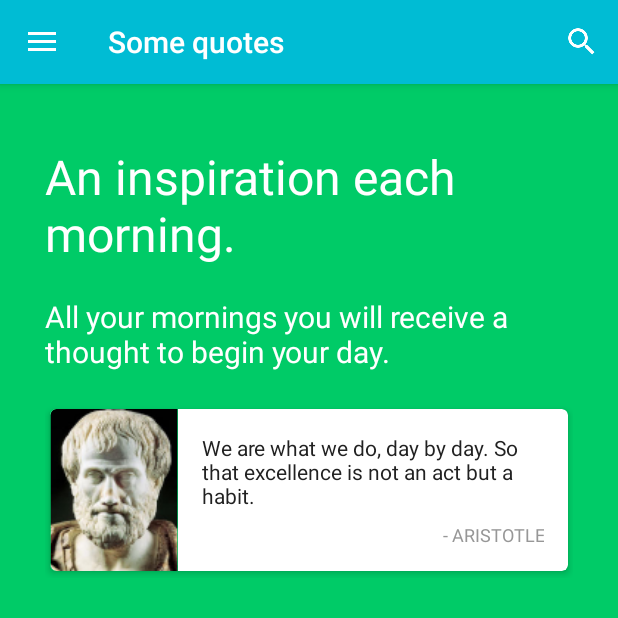
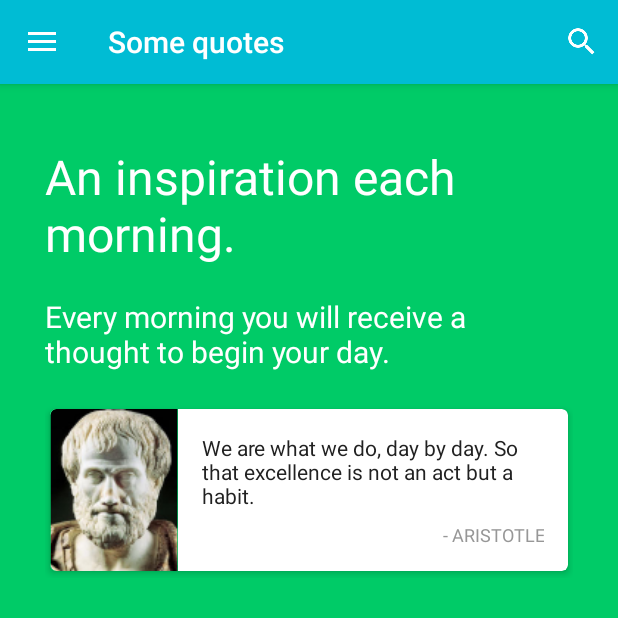
Before and after one commit to capicarbone/OldQuotesBook, an Android app: the fragment OneInspirationSlideFragment placed in its activity, on a phone screen of 412 x 824 dp, the top half of it. Run offline under Robolectric (Android 15) with nearby library versions, the phone set to English and light mode, and no system bars; our stand-ins replace AdMob, Picasso; libraries missing offline, so code that uses them is left out: com.google.api.client, com.tappx; pictures from the network do not load; 10 statements that could not run were skipped.

Commit message:
Ajustes en el inglés.

```diff
--- a/app/build.gradle
+++ b/app/build.gradle
@@ -18,7 +18,7 @@ android {
         applicationId "com.medic.quotesbook"
         minSdkVersion 14
         targetSdkVersion 22
-        versionCode 34
+        versionCode 35
         versionName "0.6.5"
     }
     buildTypes {
--- a/app/src/main/java/com/medic/quotesbook/views/activities/BaseActivity.java
+++ b/app/src/main/java/com/medic/quotesbook/views/activities/BaseActivity.java
@@ -371,8 +371,8 @@ public class BaseActivity extends AdActivity implements BaseActivityRequestListe
 
          //For test QuoteDayService
 
-        Intent i = new Intent(this, PrepareDaysQuoteService.class);
-        this.startService(i);
+        //Intent i = new Intent(this, PrepareDaysQuoteService.class);
+        //this.startService(i);
 
         // For test TodayQuoteManager
 
--- a/app/src/main/res/layout/fragment_quoteslist.xml
+++ b/app/src/main/res/layout/fragment_quoteslist.xml
@@ -62,7 +62,7 @@
             android:layout_height="wrap_content"
             android:layout_centerHorizontal="true"
             android:layout_below="@id/exception_text"
-            android:text="Intentar de nuevo"
+            android:text="@string/try_again"
             />
     </RelativeLayout>
 
--- a/app/src/main/res/values/strings.xml
+++ b/app/src/main/res/values/strings.xml
@@ -44,20 +44,20 @@
     <string name="title_share_in">Share on...</string>
     <string name="title_share_quotes">Save and share</string>
     <string name="tl_home">Some quotes</string>
-    <string name="tl_quotesbook">My Quotesbook</string>
+    <string name="tl_quotesbook">My Quotes Book</string>
     <string name="title_dayquote">Today\'s Quote</string>
     <string name="title_activity_authors">Authors</string>
     <string name="drawer_opened">Opened</string>
     <string name="drawer_closed">Closed</string>
     <string name="message_quote_unsaved">Quote removed.</string>
-    <string name="message_quotesbook_empty">You can use the button with the star to save your favorite quotes. These can be found in this section.</string>
-    <string name="message_day_quotes">All your mornings you will receive a thought to begin your day.</string>
-    <string name="message_find_quotes">Discover thoughts from great people, useful for your days.</string>
+    <string name="message_quotesbook_empty">Save your favorite quotes clicking the star button and them here.</string>
+    <string name="message_day_quotes">Every morning you will receive a thought to begin your day.</string>
+    <string name="message_find_quotes">Discover thoughts by great people, useful for your days.</string>
     <string name="message_quotes_not_found">We did not find quotes that satisfy your search :(</string>
     <string name="message_share_quotes">Save your favorite quotes on your device and share them as text or beautiful images.</string>
     <string name="message_support_us">If you like QuotesBook reminds support us with an opinion, it will motivate us to improve :)</string>
     <string name="no_dayquote_available">Sorry, without the Play Services update we can not give you the quote of the day. As you can update, come back and you can receive the quote of the day.</string>
-    <string name="message_quotes_connection_error">It happens that we need internet connection to achieve consult the wise.</string>
+    <string name="message_quotes_connection_error">It happens that we need network connection to consult the wise.</string>
     <string name="message_quotes_backend_error">Our apologies, something has gone wrong by contacting the wise. Why not try later.</string>
     <string name="title_day_quotes">An inspiration each morning.</string>
     <string name="title_support_us">Tell us your opinion</string>
@@ -66,6 +66,7 @@
     <string name="anonymous_author">Anonymous</string>
     <string name="nt_todaysquote_title">Someone has something to say</string>
     <string name="nt_todaysquote_subtitle">A message from</string>
+    <string name="try_again">Try Again</string>
 
 
 </resources>
```
Also changed, not shown: 2 other files.
